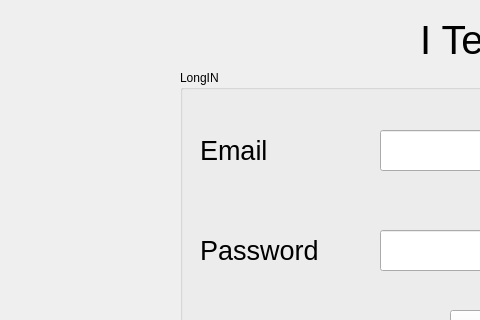
The window that Group4/mainwindow.ui (Assignment-C/UI-APP) describes before a commit, drawn with Qt 5; both pictures show x 0 to 480 and y 0 to 320 of the 946 by 598 pixel window.
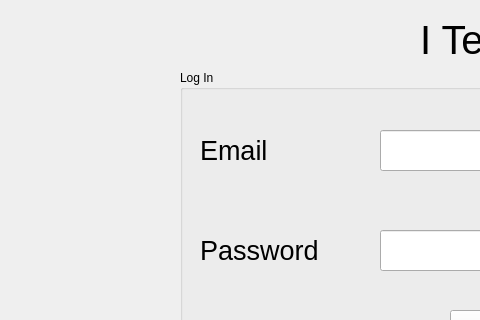
The same window after the commit. Icons and pictures are not drawn.

```diff
--- a/Group4/mainwindow.ui
+++ b/Group4/mainwindow.ui
@@ -85,7 +85,7 @@
      </rect>
     </property>
     <property name="title">
-     <string>LongIN</string>
+     <string>Log In</string>
     </property>
     <widget class="QLabel" name="label_2">
      <property name="geometry">
```
Left out of the diff: 2 changed lines with no effect on the pictures.
